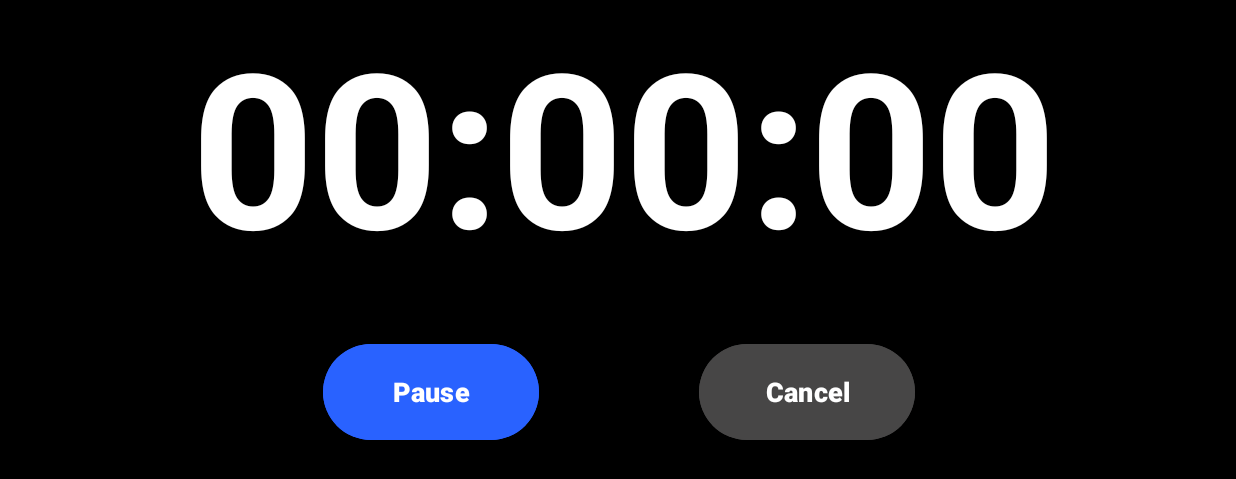
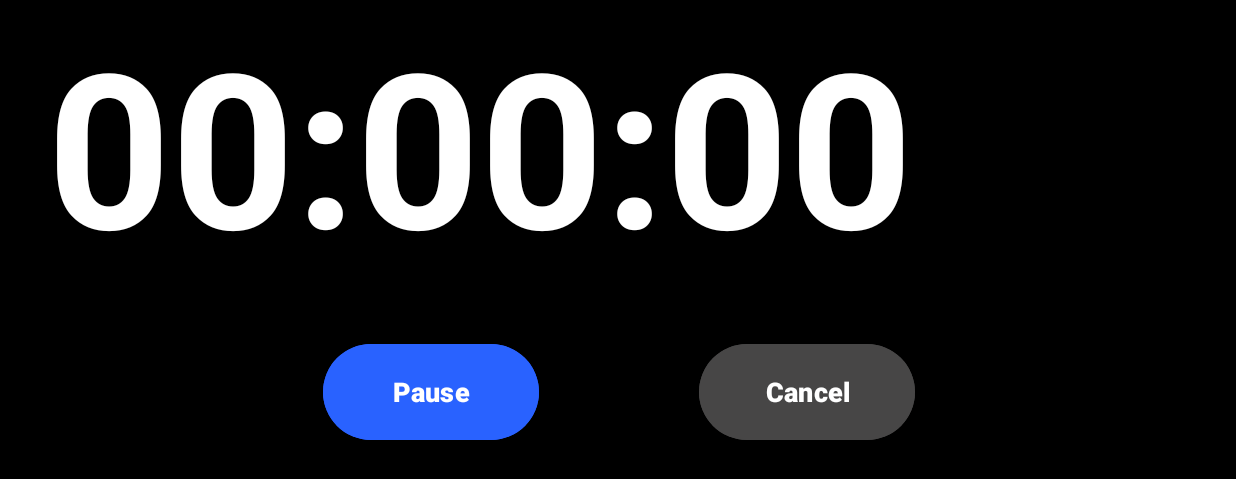
Before and after one commit to ShivamKumarPTU/Full_Screen_Timer, an Android app: the TimerScreen screen opened directly, with no data from a screen before it, on a phone screen of 824 x 412 dp (held sideways). Shown: the top 479 px of the screen. Run offline under Robolectric (Android 15) with nearby library versions, the light colour scheme and no system bars; 1 statement that could not run was skipped.

Commit message:
Commit this change

```diff
--- a/app/src/main/res/layout/activity_timer_screen.xml
+++ b/app/src/main/res/layout/activity_timer_screen.xml
@@ -19,11 +19,10 @@
         android:textColor="#FFFFFF"
         android:textSize="144sp"
         android:textStyle="bold"
-        app:layout_constraintBottom_toTopOf="@+id/button"
-        app:layout_constraintEnd_toEndOf="parent"
-        app:layout_constraintHorizontal_bias="0.521"
-        app:layout_constraintStart_toStartOf="parent"
-        app:layout_constraintTop_toTopOf="parent" />
+        app:layout_constraintBottom_toTopOf="@+id/button2"
+        app:layout_constraintTop_toTopOf="@+id/guideline2"
+        app:layout_constraintVertical_bias="0.0"
+        tools:layout_editor_absoluteX="178dp" />
 
     <Button
         android:id="@+id/button"
```
